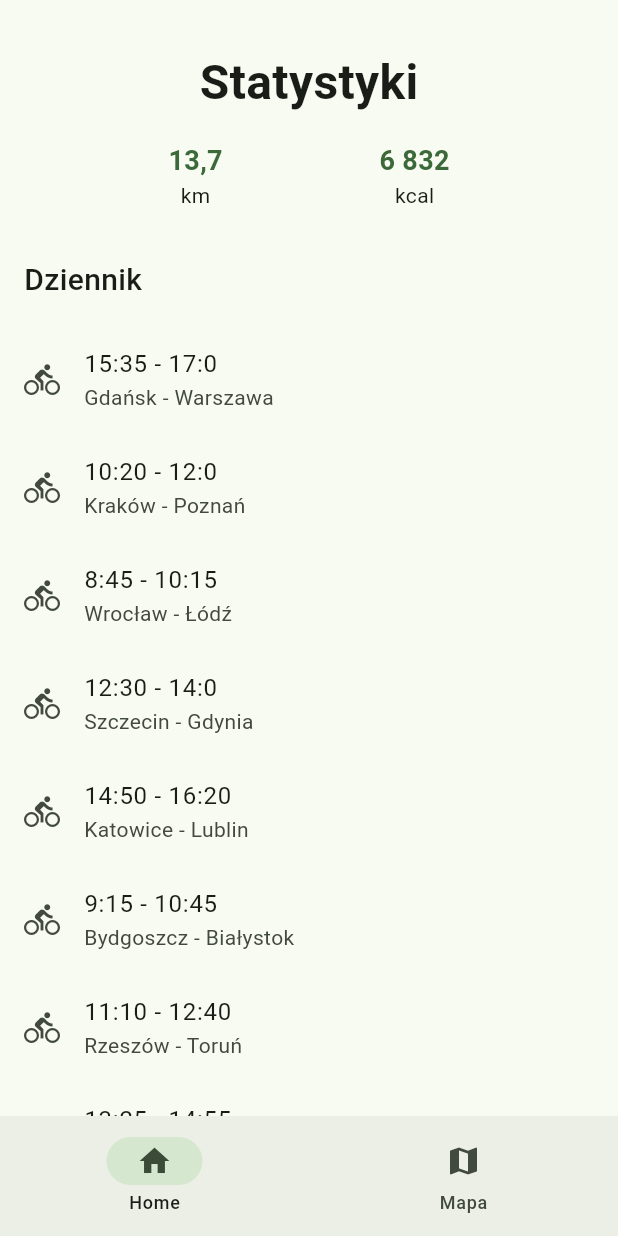
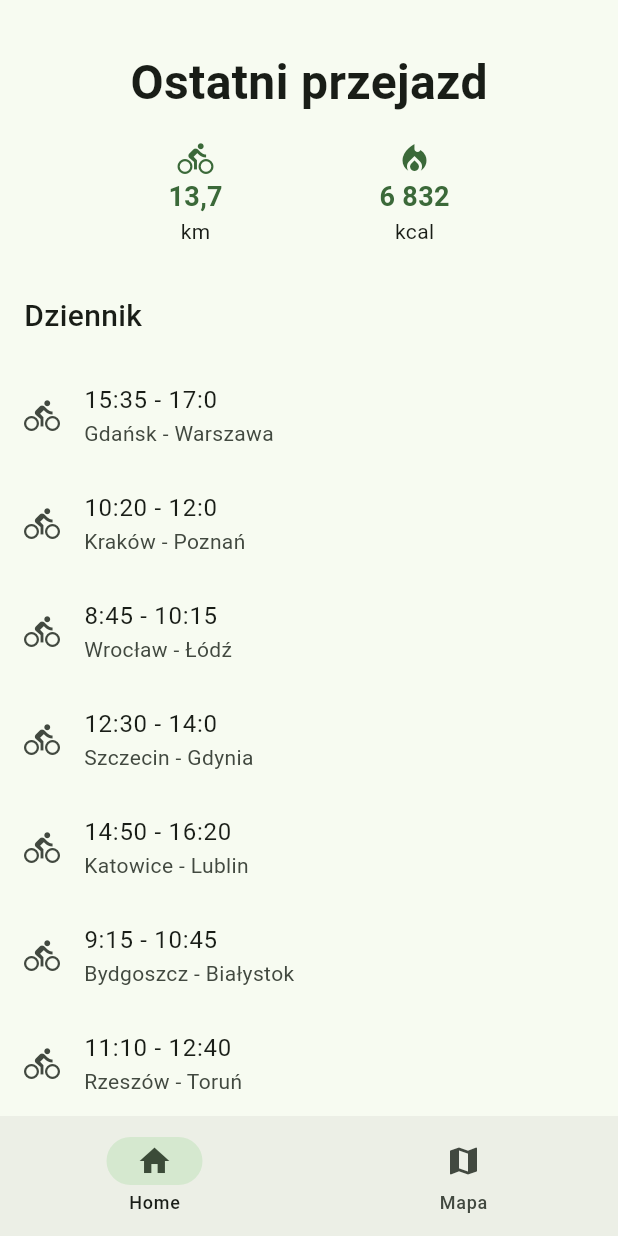
Before and after one commit to Dziero/CzystaTrasa, a Flutter app: the screen it shows after launch, on a phone screen of 412 x 824 dp. Run offline on Flutter 3.47's test engine with Material 3 defaults, Android fonts, the phone set to English and light mode, and no system bars; our stand-ins replace flutter_dotenv, geocoding, google_maps_flutter, location, permission_handler.

```diff
--- a/lib/screens/main/pages/home.dart
+++ b/lib/screens/main/pages/home.dart
@@ -115,7 +115,7 @@ class HomePage extends StatelessWidget {
         children: [
           const SizedBox(height: 32),
           const Text(
-            "Statystyki",
+            "Ostatni przejazd",
             style: TextStyle(fontSize: 32, fontWeight: FontWeight.bold),
           ),
           const SizedBox(height: 16),
@@ -126,6 +126,8 @@ class HomePage extends StatelessWidget {
               children: [
                 Column(
                   children: [
+                    Icon(Icons.directions_bike,
+                        color: Theme.of(context).primaryColor),
                     Text("13,7",
                         style: TextStyle(
                             fontSize: 18,
@@ -136,6 +138,8 @@ class HomePage extends StatelessWidget {
                 ),
                 Column(
                   children: [
+                    Icon(Icons.local_fire_department,
+                        color: Theme.of(context).primaryColor),
                     Text("6 832",
                         style: TextStyle(
                             fontSize: 18,
```
